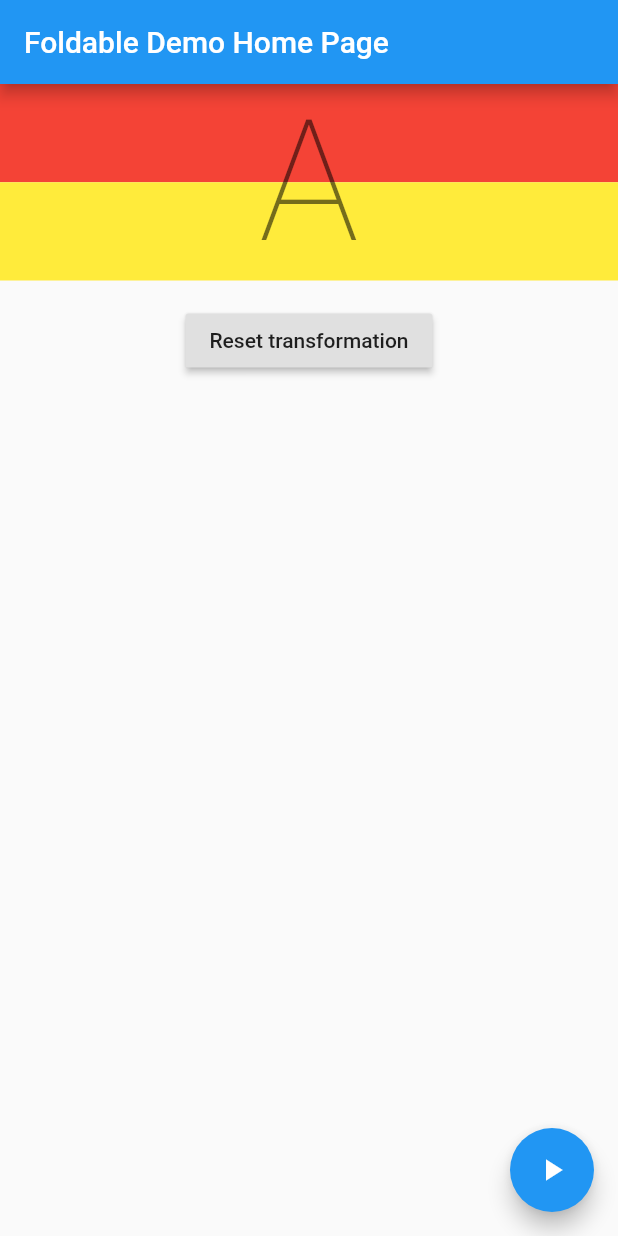
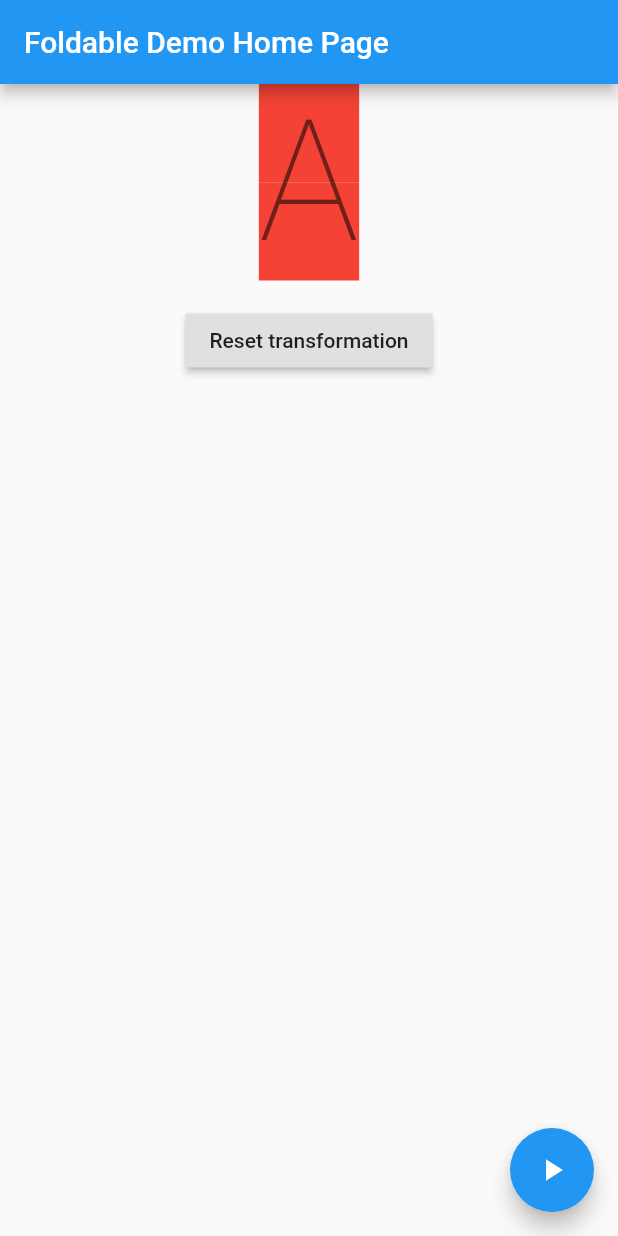
Before and after one commit to begomez/Flutter-Foldable-Widget, a Flutter app: the screen it shows after launch, on a phone screen of 412 x 824 dp. Run offline on Flutter 3.47's test engine with Material 2 defaults, Android fonts, the phone set to English and light mode, and no system bars.

Commit message:
Add foldable effect

```diff
--- a/lib/main.dart
+++ b/lib/main.dart
@@ -41,7 +41,8 @@ class MyHomePage extends StatefulWidget {
  */
 class _MyHomePageState extends State<MyHomePage> {
   static const int ANIM_DURATION_IN_SECS = 2;
-  static const double ANIM_FOLD_ANGLE = 3.141592;
+  static const double ANIM_FOLD_ANGLE_X = 3.141592;
+  static const double ANIM_FOLD_ANGLE_Y = 3.141592;
 
   static const int NO_FOLDING = 0;
   static const int FOLDING_HORIZONTAL = 1;
@@ -64,8 +65,8 @@ class _MyHomePageState extends State<MyHomePage> {
   }
 
   void _initAnim() {
-    this._tweenRotaX = Tween<double>(begin: 0.0, end: ANIM_FOLD_ANGLE);
-    this._tweenRotaY = Tween<double>(begin: 0.0, end: ANIM_FOLD_ANGLE);
+    this._tweenRotaX = Tween<double>(begin: 0.0, end: ANIM_FOLD_ANGLE_X);
+    this._tweenRotaY = Tween<double>(begin: 0.0, end: ANIM_FOLD_ANGLE_Y);
   }
 
   void _stopMotion() {
@@ -88,7 +89,8 @@ class _MyHomePageState extends State<MyHomePage> {
     // RUNNING! so apply transformation
     if (this._folds >= FOLDING_HORIZONTAL) {
       return Matrix4.identity()
-        ..setEntry(3, 2, 0.03) //XXX: this one tilts the axis so we get a sort of side perspective
+        ..setEntry(3, 2,
+            0.03) //XXX: this one tilts the axis so we get a sort of side perspective
         ..rotateX(value);
 
       // IDLE! so no transform at all
@@ -102,13 +104,13 @@ class _MyHomePageState extends State<MyHomePage> {
 
     if (this._folds >= FOLDING_VERTICAL) {
       return Matrix4.identity()
+        ..setEntry(3, 2,
+            0.006) //XXX: this one tilts the axis so we get a sort of side perspective
         ..rotateY(value);
-
     } else {
       return Matrix4.identity();
     }
   }
-
 
   @override
   Widget build(BuildContext context) {
@@ -119,7 +121,7 @@ class _MyHomePageState extends State<MyHomePage> {
       body: Column(
         mainAxisSize: MainAxisSize.max,
         children: [
-          this._buildFoldableContainer(),
+          Center(child: this._buildFoldableContainer()),
           Padding(
             padding: const EdgeInsets.all(_Dimens.MID_SPACING),
             child: RaisedButton(
@@ -145,27 +147,37 @@ class _MyHomePageState extends State<MyHomePage> {
   }
 
   Widget _buildUpperDynamicContainer() {
-    if (this._folds <= 1) {
-      return this._buildPartialContainer(Colors.red, Alignment.topCenter, wFactor: 1.0);
-
+    if (this._folds <= FOLDING_HORIZONTAL) {
+      return this._buildPartialContainer(Colors.red, Alignment.topCenter,
+          wFactor: 1.0);
     } else {
       return Row(
           mainAxisSize: MainAxisSize.max,
           mainAxisAlignment: MainAxisAlignment.center,
           children: [
-          Flexible(flex: 1,child: this._buildPartialContainer(Colors.red, Alignment.topCenter)),
-          //Flexible(flex: 1, child: this._buildPartialContainer(Colors.green, Alignment.topRight)),
-        ],
-      );
+            this._buildPartialContainer(Colors.red, Alignment.topLeft),
+            TweenAnimationBuilder(
+                duration: Duration(seconds: ANIM_DURATION_IN_SECS),
+                tween: this._tweenRotaY,
+                builder: (cntxt, value, child) {
+                  return Transform(
+                      transform: this._getMatrixForVerticalRotation(value),
+                      child: this._buildPartialContainer(
+                          Colors.red, Alignment.topRight));
+                })
+          ]);
     }
   }
 
   Widget _buildLowerDynamicContainer() {
-    if (this._folds == 0) {
-      return this._buildPartialContainer(Colors.yellow, Alignment.bottomCenter, wFactor: 1.0);
-
+    if (this._folds == NO_FOLDING) {
+      return this._buildPartialContainer(Colors.red, Alignment.bottomCenter,
+          wFactor: 1.0);
     } else {
       return TweenAnimationBuilder(
+        onEnd: () {
+          this._updateFolds(FOLDING_VERTICAL);
+        },
         tween: this._tweenRotaX,
         duration: Duration(seconds: ANIM_DURATION_IN_SECS),
         builder: (cntxt, value, child) {
@@ -175,7 +187,10 @@ class _MyHomePageState extends State<MyHomePage> {
                 mainAxisSize: MainAxisSize.max,
                 mainAxisAlignment: MainAxisAlignment.center,
                 children: [
-                Flexible(flex: 1,child: this._buildPartialContainer(Colors.blue, Alignment.bottomCenter)),
+                  Flexible(
+                      flex: 1,
+                      child: this._buildPartialContainer(
+                          Colors.red, Alignment.bottomCenter, wFactor: 1.0)),
                   //Flexible(flex: 1, child: this._buildPartialContainer(Colors.yellow, Alignment.bottomRight))
                 ]),
           );
@@ -186,20 +201,19 @@ class _MyHomePageState extends State<MyHomePage> {
 
   Widget _buildDynamicContainer() {
     return Column(
-        mainAxisSize: MainAxisSize.min,
+        mainAxisSize: MainAxisSize.max,
         mainAxisAlignment: MainAxisAlignment.start,
         children: [
-
           this._buildUpperDynamicContainer(),
-
-          this._buildLowerDynamicContainer(),
-        ]
-    );
+          Visibility(
+              visible: this._folds <= 1,
+              child: this._buildLowerDynamicContainer()),
+        ]);
   }
 
-  Widget _buildPartialContainer(Color color, Alignment alignment, {double wFactor = 0.5, double hFactor = 0.5}) {
+  Widget _buildPartialContainer(Color color, Alignment alignment,
+      {double wFactor = 0.5, double hFactor = 0.5}) {
     return Container(
-      width: double.maxFinite,
       color: color,
       child: ClipRect(
         child: Align(
```
Lines whose indentation alone changed are shown as unchanged.
